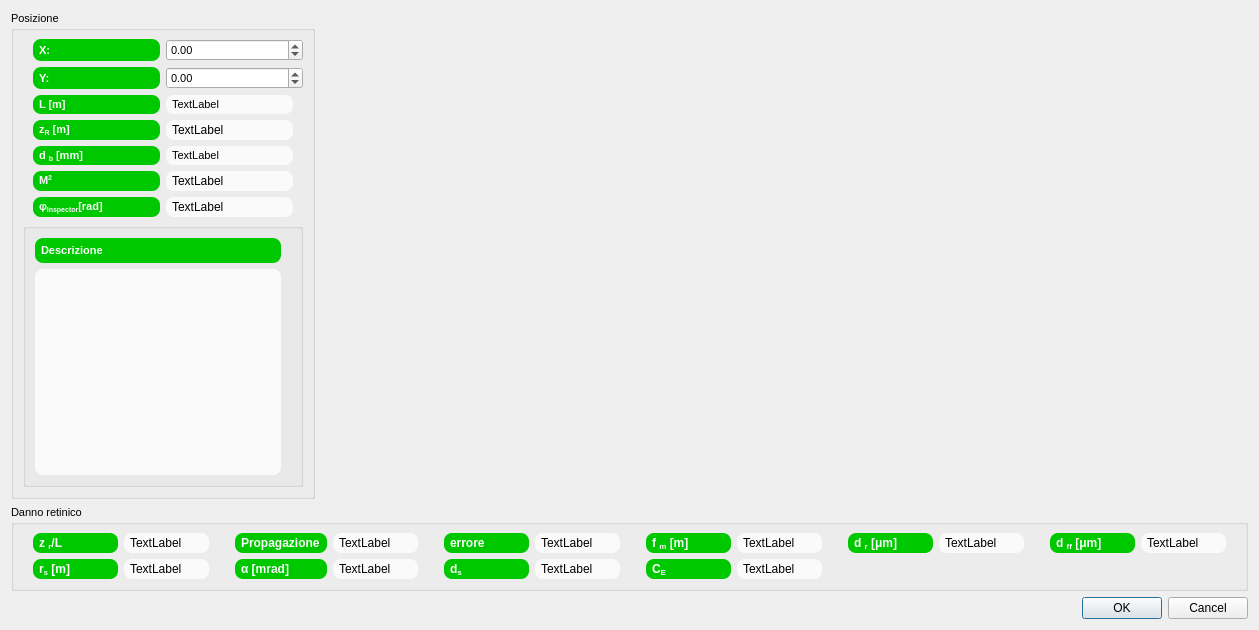
Above: beaminspectordialog.ui from crocodile119/Laser-Studio before the change. Below: the same form after it.
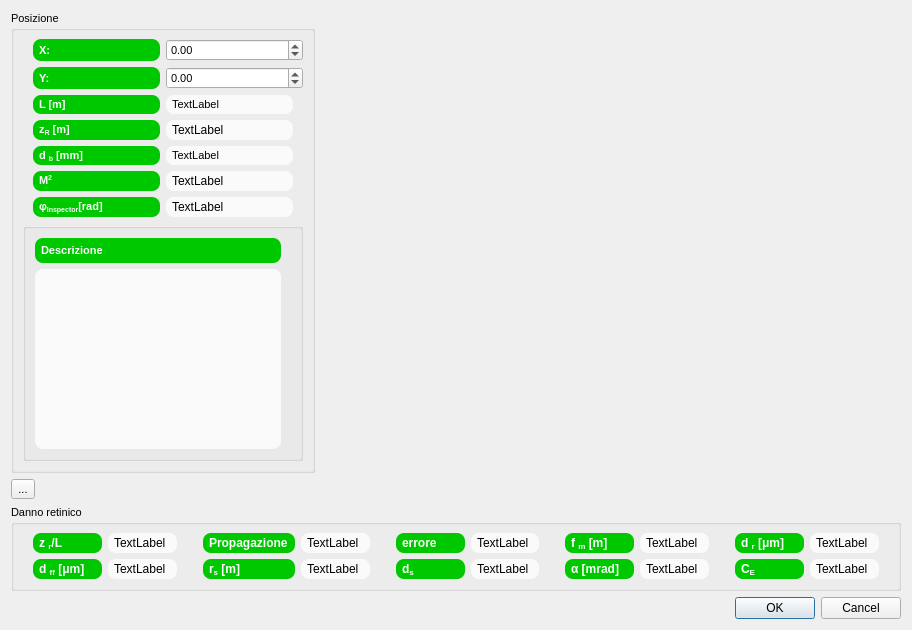
That is the form after the change. Icons and pictures are not drawn.

The edit to the form file:
```diff
--- a/beaminspectordialog.ui
+++ b/beaminspectordialog.ui
@@ -6,7 +6,7 @@
    <rect>
     <x>0</x>
     <y>0</y>
-    <width>1259</width>
+    <width>912</width>
     <height>630</height>
    </rect>
   </property>
@@ -376,7 +376,7 @@
      </layout>
     </widget>
    </item>
-   <item row="2" column="1">
+   <item row="5" column="1">
     <widget class="QDialogButtonBox" name="buttonBox">
      <property name="font">
       <font>
@@ -391,7 +391,7 @@
      </property>
     </widget>
    </item>
-   <item row="1" column="0" colspan="2">
+   <item row="4" column="0" colspan="2">
     <widget class="QGroupBox" name="groupBox_2">
      <property name="title">
       <string>Danno retinico</string>
@@ -412,78 +412,6 @@
         </property>
        </widget>
       </item>
-      <item row="1" column="1">
-       <widget class="QLabel" name="curvatureRadiusLabel">
-        <property name="styleSheet">
-         <string notr="true">QLabel {background-color: #fafafa}
-QLabel {color: #000000}
-QLabel {border: 0px solid grey}
-QLabel {border-radius: 8px}
-QLabel {padding: 3px}
-QLabel {margin-right: 10px}</string>
-        </property>
-        <property name="text">
-         <string>TextLabel</string>
-        </property>
-       </widget>
-      </item>
-      <item row="1" column="3">
-       <widget class="QLabel" name="alphaLabel">
-        <property name="styleSheet">
-         <string notr="true">QLabel {background-color: #fafafa}
-QLabel {color: #000000}
-QLabel {border: 0px solid grey}
-QLabel {border-radius: 8px}
-QLabel {padding: 3px}
-QLabel {margin-right: 10px}</string>
-        </property>
-        <property name="text">
-         <string>TextLabel</string>
-        </property>
-       </widget>
-      </item>
-      <item row="0" column="11">
-       <widget class="QLabel" name="tRetinalDiameterLabel_2">
-        <property name="font">
-         <font>
-          <weight>75</weight>
-          <bold>true</bold>
-         </font>
-        </property>
-        <property name="styleSheet">
-         <string notr="true">QLabel {background-color: #00c800}
-QLabel {color: #fafafa}
-QLabel {border: 0px solid grey}
-QLabel {border-radius: 8px}
-QLabel {padding: 3px}
-QLabel {margin-left: 10px}</string>
-        </property>
-        <property name="text">
-         <string>d &lt;sub&gt;ff&lt;/sub&gt; [&amp;mu;m]</string>
-        </property>
-       </widget>
-      </item>
-      <item row="1" column="0">
-       <widget class="QLabel" name="tCurvatureRadiusLabel">
-        <property name="font">
-         <font>
-          <weight>75</weight>
-          <bold>true</bold>
-         </font>
-        </property>
-        <property name="styleSheet">
-         <string notr="true">QLabel {background-color: #00c800}
-QLabel {color: #fafafa}
-QLabel {border: 0px solid grey}
-QLabel {border-radius: 8px}
-QLabel {padding: 3px}
-QLabel {margin-left: 10px}</string>
-        </property>
-        <property name="text">
-         <string>r&lt;sub&gt;s&lt;/sub&gt; [m]</string>
-        </property>
-       </widget>
-      </item>
       <item row="0" column="2">
        <widget class="QLabel" name="tFarFieldLabel">
         <property name="font">
@@ -541,21 +469,6 @@
         </property>
        </widget>
       </item>
-      <item row="0" column="12">
-       <widget class="QLabel" name="ffRetinalDiameterLabel">
-        <property name="styleSheet">
-         <string notr="true">QLabel {background-color: #fafafa}
-QLabel {color: #000000}
-QLabel {border: 0px solid grey}
-QLabel {border-radius: 8px}
-QLabel {padding: 3px}
-QLabel {margin-right: 10px}</string>
-        </property>
-        <property name="text">
-         <string>TextLabel</string>
-        </property>
-       </widget>
-      </item>
       <item row="0" column="9">
        <widget class="QLabel" name="tRetinalDiameterLabel">
         <property name="font">
@@ -577,27 +490,6 @@
         </property>
        </widget>
       </item>
-      <item row="1" column="2">
-       <widget class="QLabel" name="tAlphaLabel">
-        <property name="font">
-         <font>
-          <weight>75</weight>
-          <bold>true</bold>
-         </font>
-        </property>
-        <property name="styleSheet">
-         <string notr="true">QLabel {background-color: #00c800}
-QLabel {color: #fafafa}
-QLabel {border: 0px solid grey}
-QLabel {border-radius: 8px}
-QLabel {padding: 3px}
-QLabel {margin-left: 10px}</string>
-        </property>
-        <property name="text">
-         <string>&lt;p&gt;&amp;alpha; [mrad]&lt;/p&gt;</string>
-        </property>
-       </widget>
-      </item>
       <item row="0" column="3">
        <widget class="QLabel" name="farFieldLabel">
         <property name="styleSheet">
@@ -613,78 +505,6 @@
         </property>
        </widget>
       </item>
-      <item row="1" column="4">
-       <widget class="QLabel" name="tApparentSourceLabel">
-        <property name="font">
-         <font>
-          <weight>75</weight>
-          <bold>true</bold>
-         </font>
-        </property>
-        <property name="styleSheet">
-         <string notr="true">QLabel {background-color: #00c800}
-QLabel {color: #fafafa}
-QLabel {border: 0px solid grey}
-QLabel {border-radius: 8px}
-QLabel {padding: 3px}
-QLabel {margin-left: 10px}</string>
-        </property>
-        <property name="text">
-         <string>&lt;p&gt;d&lt;sub&gt;s&lt;/sub&gt;&lt;/p&gt;</string>
-        </property>
-       </widget>
-      </item>
-      <item row="1" column="7">
-       <widget class="QLabel" name="CE_Label">
-        <property name="styleSheet">
-         <string notr="true">QLabel {background-color: #fafafa}
-QLabel {color: #000000}
-QLabel {border: 0px solid grey}
-QLabel {border-radius: 8px}
-QLabel {padding: 3px}
-QLabel {margin-right: 10px}</string>
-        </property>
-        <property name="text">
-         <string>TextLabel</string>
-        </property>
-       </widget>
-      </item>
-      <item row="1" column="6">
-       <widget class="QLabel" name="tCE_Label">
-        <property name="font">
-         <font>
-          <weight>75</weight>
-          <bold>true</bold>
-         </font>
-        </property>
-        <property name="styleSheet">
-         <string notr="true">QLabel {background-color: #00c800}
-QLabel {color: #fafafa}
-QLabel {border: 0px solid grey}
-QLabel {border-radius: 8px}
-QLabel {padding: 3px}
-QLabel {margin-left: 10px}</string>
-        </property>
-        <property name="text">
-         <string>&lt;p&gt;C&lt;sub&gt;E&lt;/sub&gt;&lt;/p&gt;</string>
-        </property>
-       </widget>
-      </item>
-      <item row="1" column="5">
-       <widget class="QLabel" name="apparentSourceLabel">
-        <property name="styleSheet">
-         <string notr="true">QLabel {background-color: #fafafa}
-QLabel {color: #000000}
-QLabel {border: 0px solid grey}
-QLabel {border-radius: 8px}
-QLabel {padding: 3px}
-QLabel {margin-right: 10px}</string>
-        </property>
-        <property name="text">
-         <string>TextLabel</string>
-        </property>
-       </widget>
-      </item>
       <item row="0" column="4">
        <widget class="QLabel" name="tErrorLabel">
         <property name="font">
@@ -757,11 +577,199 @@
         </property>
        </widget>
       </item>
+      <item row="1" column="0">
+       <widget class="QLabel" name="tRetinalDiameterLabel_2">
+        <property name="font">
+         <font>
+          <weight>75</weight>
+          <bold>true</bold>
+         </font>
+        </property>
+        <property name="styleSheet">
+         <string notr="true">QLabel {background-color: #00c800}
+QLabel {color: #fafafa}
+QLabel {border: 0px solid grey}
+QLabel {border-radius: 8px}
+QLabel {padding: 3px}
+QLabel {margin-left: 10px}</string>
+        </property>
+        <property name="text">
+         <string>d &lt;sub&gt;ff&lt;/sub&gt; [&amp;mu;m]</string>
+        </property>
+       </widget>
+      </item>
+      <item row="1" column="1">
+       <widget class="QLabel" name="ffRetinalDiameterLabel">
+        <property name="styleSheet">
+         <string notr="true">QLabel {background-color: #fafafa}
+QLabel {color: #000000}
+QLabel {border: 0px solid grey}
+QLabel {border-radius: 8px}
+QLabel {padding: 3px}
+QLabel {margin-right: 10px}</string>
+        </property>
+        <property name="text">
+         <string>TextLabel</string>
+        </property>
+       </widget>
+      </item>
+      <item row="1" column="2">
+       <widget class="QLabel" name="tCurvatureRadiusLabel">
+        <property name="font">
+         <font>
+          <weight>75</weight>
+          <bold>true</bold>
+         </font>
+        </property>
+        <property name="styleSheet">
+         <string notr="true">QLabel {background-color: #00c800}
+QLabel {color: #fafafa}
+QLabel {border: 0px solid grey}
+QLabel {border-radius: 8px}
+QLabel {padding: 3px}
+QLabel {margin-left: 10px}</string>
+        </property>
+        <property name="text">
+         <string>r&lt;sub&gt;s&lt;/sub&gt; [m]</string>
+        </property>
+       </widget>
+      </item>
+      <item row="1" column="3">
+       <widget class="QLabel" name="curvatureRadiusLabel">
+        <property name="styleSheet">
+         <string notr="true">QLabel {background-color: #fafafa}
+QLabel {color: #000000}
+QLabel {border: 0px solid grey}
+QLabel {border-radius: 8px}
+QLabel {padding: 3px}
+QLabel {margin-right: 10px}</string>
+        </property>
+        <property name="text">
+         <string>TextLabel</string>
+        </property>
+       </widget>
+      </item>
+      <item row="1" column="4">
+       <widget class="QLabel" name="tApparentSourceLabel">
+        <property name="font">
+         <font>
+          <weight>75</weight>
+          <bold>true</bold>
+         </font>
+        </property>
+        <property name="styleSheet">
+         <string notr="true">QLabel {background-color: #00c800}
+QLabel {color: #fafafa}
+QLabel {border: 0px solid grey}
+QLabel {border-radius: 8px}
+QLabel {padding: 3px}
+QLabel {margin-left: 10px}</string>
+        </property>
+        <property name="text">
+         <string>&lt;p&gt;d&lt;sub&gt;s&lt;/sub&gt;&lt;/p&gt;</string>
+        </property>
+       </widget>
+      </item>
+      <item row="1" column="5">
+       <widget class="QLabel" name="apparentSourceLabel">
+        <property name="styleSheet">
+         <string notr="true">QLabel {background-color: #fafafa}
+QLabel {color: #000000}
+QLabel {border: 0px solid grey}
+QLabel {border-radius: 8px}
+QLabel {padding: 3px}
+QLabel {margin-right: 10px}</string>
+        </property>
+        <property name="text">
+         <string>TextLabel</string>
+        </property>
+       </widget>
+      </item>
+      <item row="1" column="6">
+       <widget class="QLabel" name="tAlphaLabel">
+        <property name="font">
+         <font>
+          <weight>75</weight>
+          <bold>true</bold>
+         </font>
+        </property>
+        <property name="styleSheet">
+         <string notr="true">QLabel {background-color: #00c800}
+QLabel {color: #fafafa}
+QLabel {border: 0px solid grey}
+QLabel {border-radius: 8px}
+QLabel {padding: 3px}
+QLabel {margin-left: 10px}</string>
+        </property>
+        <property name="text">
+         <string>&lt;p&gt;&amp;alpha; [mrad]&lt;/p&gt;</string>
+        </property>
+       </widget>
+      </item>
+      <item row="1" column="7">
+       <widget class="QLabel" name="alphaLabel">
+        <property name="styleSheet">
+         <string notr="true">QLabel {background-color: #fafafa}
+QLabel {color: #000000}
+QLabel {border: 0px solid grey}
+QLabel {border-radius: 8px}
+QLabel {padding: 3px}
+QLabel {margin-right: 10px}</string>
+        </property>
+        <property name="text">
+         <string>TextLabel</string>
+        </property>
+       </widget>
+      </item>
+      <item row="1" column="9">
+       <widget class="QLabel" name="tCE_Label">
+        <property name="font">
+         <font>
+          <weight>75</weight>
+          <bold>true</bold>
+         </font>
+        </property>
+        <property name="styleSheet">
+         <string notr="true">QLabel {background-color: #00c800}
+QLabel {color: #fafafa}
+QLabel {border: 0px solid grey}
+QLabel {border-radius: 8px}
+QLabel {padding: 3px}
+QLabel {margin-left: 10px}</string>
+        </property>
+        <property name="text">
+         <string>&lt;p&gt;C&lt;sub&gt;E&lt;/sub&gt;&lt;/p&gt;</string>
+        </property>
+       </widget>
+      </item>
+      <item row="1" column="10">
+       <widget class="QLabel" name="CE_Label">
+        <property name="styleSheet">
+         <string notr="true">QLabel {background-color: #fafafa}
+QLabel {color: #000000}
+QLabel {border: 0px solid grey}
+QLabel {border-radius: 8px}
+QLabel {padding: 3px}
+QLabel {margin-right: 10px}</string>
+        </property>
+        <property name="text">
+         <string>TextLabel</string>
+        </property>
+       </widget>
+      </item>
      </layout>
     </widget>
    </item>
-   <item row="0" column="1">
-    <layout class="QGridLayout" name="chartGridLayout"/>
+   <item row="3" column="0">
+    <widget class="QToolButton" name="toolButton">
+     <property name="text">
+      <string>...</string>
+     </property>
+     <property name="icon">
+      <iconset resource="LaserStudio.qrc">
+       <normaloff>:/images/zoomin.png</normaloff>:/images/zoomin.png</iconset>
+     </property>
+    </widget>
    </item>
   </layout>
  </widget>
```
Left out of the diff: 21 changed lines with no effect on the pictures.
